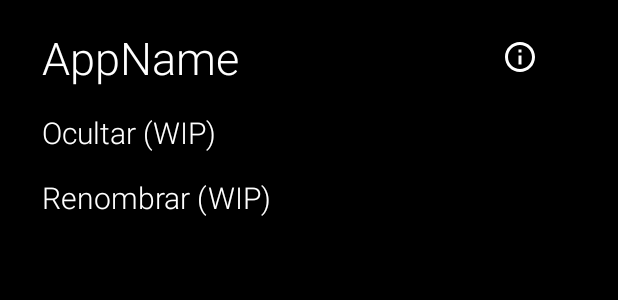
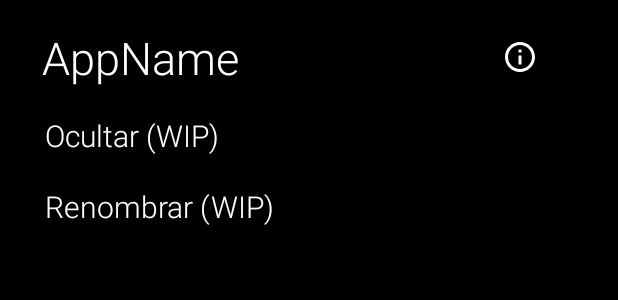
Before and after one commit to amaury-tobias/aLauncher, an Android app: the layout fragment_appinfo_list_dialog.xml on its own in the app's theme, with its tools: preview values and no code run, on a phone screen of 412 x 824 dp. Shown: the top 300 px of the screen. Run offline under Robolectric (Android 15) with nearby library versions, the phone set to English and light mode, and no system bars.

Commit message:
Uninstall option
Se corrigio el funcionamiento de la opcion de desinstalar y el estilo de la BottomSheet de AppInfo, se simplifico el funcionamiento del AppListContent,
Pendiente revisar la deteccion de las system apps

```diff
--- a/app/build.gradle
+++ b/app/build.gradle
@@ -27,7 +27,7 @@ dependencies {
     implementation fileTree(include: ['*.jar'], dir: 'libs')
     implementation 'androidx.appcompat:appcompat:1.1.0-alpha05'
     implementation 'androidx.constraintlayout:constraintlayout:1.1.3'
-    implementation 'androidx.recyclerview:recyclerview:1.1.0-alpha04'
+    implementation 'androidx.recyclerview:recyclerview:1.1.0-alpha05'
 
     implementation 'com.google.android.material:material:1.1.0-alpha06'
 
--- a/app/src/main/AndroidManifest.xml
+++ b/app/src/main/AndroidManifest.xml
@@ -6,6 +6,7 @@
     <uses-permission android:name="android.permission.VIBRATE" />
     <uses-permission android:name="android.permission.SET_WALLPAPER" />
     <uses-permission android:name="com.android.alarm.permission.SET_ALARM"/>
+    <uses-permission android:name="android.permission.REQUEST_DELETE_PACKAGES"/>
     <uses-permission-sdk-23 android:name="android.permission.READ_EXTERNAL_STORAGE" />
 
     <application
--- a/app/src/main/res/layout/fragment_appinfo_list_dialog.xml
+++ b/app/src/main/res/layout/fragment_appinfo_list_dialog.xml
@@ -40,64 +40,33 @@
             app:srcCompat="@drawable/ic_info_outline_white" />
     </LinearLayout>
 
-    <LinearLayout
+    <TextView
+        android:id="@+id/textView2"
         android:layout_width="match_parent"
         android:layout_height="wrap_content"
-        android:orientation="horizontal"
-        android:padding="8dp">
-
-        <TextView
-            android:id="@+id/textView2"
-            android:layout_width="wrap_content"
-            android:layout_height="wrap_content"
-            android:layout_weight="3"
         android:fontFamily="sans-serif-light"
         android:text="Ocultar (WIP)"
         android:textAlignment="textStart"
-            android:textSize="20sp" />
-
-
-    </LinearLayout>
-
-    <LinearLayout
+        android:textSize="20sp"
+        android:padding="10dp"/>
+    <TextView
+        android:id="@+id/textView3"
         android:layout_width="match_parent"
         android:layout_height="wrap_content"
-        android:gravity="center_vertical"
-        android:orientation="horizontal"
-        android:padding="8dp">
-
-        <TextView
-            android:id="@+id/textView3"
-            android:layout_width="wrap_content"
-            android:layout_height="wrap_content"
-            android:layout_weight="3"
         android:fontFamily="sans-serif-light"
         android:text="Renombrar (WIP)"
         android:textAlignment="textStart"
         android:textSize="20sp"
-            tools:layout_editor_absoluteX="20dp"
-            tools:layout_editor_absoluteY="20dp" />
+        android:padding="10dp"/>
 
-    </LinearLayout>
-
-    <LinearLayout
+    <TextView
         android:id="@+id/uninstall_option"
         android:layout_width="match_parent"
         android:layout_height="wrap_content"
-        android:orientation="horizontal"
-        android:padding="8dp"
-        android:visibility="gone">
-
-        <TextView
-            android:id="@+id/textView"
-            android:layout_width="wrap_content"
-            android:layout_height="wrap_content"
-            android:layout_weight="3"
         android:fontFamily="sans-serif-light"
         android:text="Desinstalar"
         android:textAlignment="textStart"
-            android:textSize="20sp" />
-
+        android:visibility="gone"
+        android:textSize="20sp"
+        android:padding="10dp"/>
 </LinearLayout>
-
-</LinearLayout>
```
Also changed, not shown: app/src/main/java/me/amaurytq/alauncher/MainActivity.java (+1 -13 lines), app/src/main/java/me/amaurytq/alauncher/adapters/AppItemListContent.java (+3 -9 lines), app/src/main/java/me/amaurytq/alauncher/fragments/AppInfoDialogFragment.java (+20 -54 lines), app/src/main/java/me/amaurytq/alauncher/fragments/AppListFragment.java (+26 -9 lines), app/src/main/res/layout/fragment_applist_list.xml (+10 -12 lines). Lines whose indentation alone changed are shown as unchanged.
